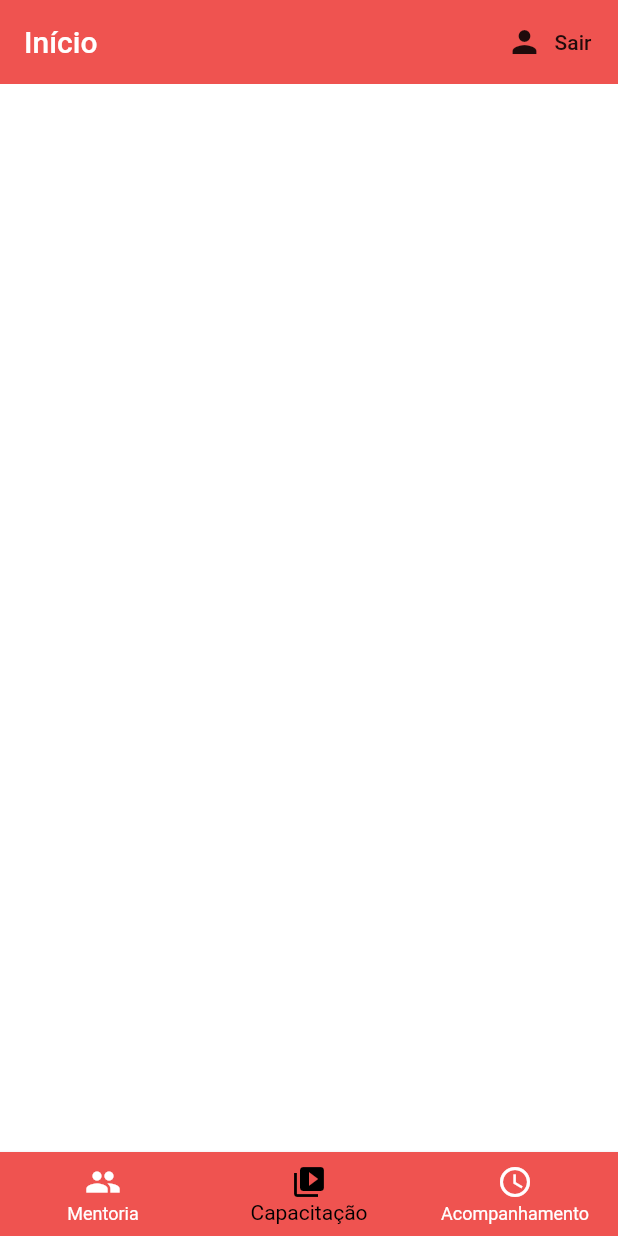
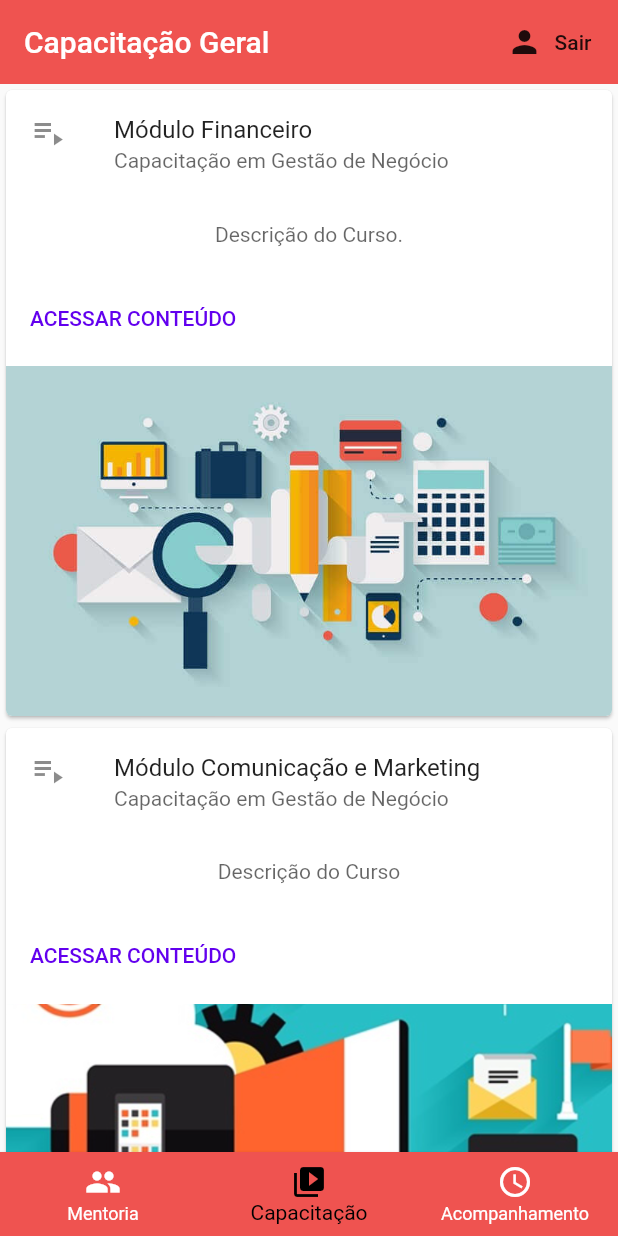
Before and after one commit to rfaelfp/Flutter, a Flutter app: the screen it shows once a user with an empty profile is signed in, on a phone screen of 412 x 824 dp. Run offline on Flutter 3.47's test engine with Material 2 defaults, Android fonts, the phone set to English and light mode, and no system bars; our stand-ins replace firebase_auth, flutter_spinkit; accounts and stored records are empty.

Commit message:
14/11/2020

```diff
--- /dev/null
+++ b/projeto_anima/lib/screens/body/capacitacao/capacitacao.dart
@@ -0,0 +1,37 @@
+import 'package:flutter/material.dart';
+import 'package:projeto_anima/util/card.dart';
+
+class Capacitacao extends StatelessWidget {
+  Widget build(BuildContext context) {
+    return Scaffold(
+      body: ListView(
+        children: [
+          cardCapacitacao(
+              context,
+              'Módulo Financeiro',
+              'Capacitação em Gestão de Negócio',
+              'Descrição do Curso.',
+              'modulo_financeiro.png'),
+          cardCapacitacao(
+              context,
+              'Módulo Comunicação e Marketing',
+              'Capacitação em Gestão de Negócio',
+              'Descrição do Curso',
+              'modulo_comunicacao.png'),
+          cardCapacitacao(
+              context,
+              'Módulo Tecnologia e Inovação',
+              'Capacitação em Gestão de Negócio',
+              'Descrição do Curso',
+              'modulo_tecnologia.jpg'),
+          cardCapacitacao(
+              context,
+              'Módulo Gestão de RH',
+              'Capacitação em Gestão de Negócio',
+              'Descrição do Curso',
+              'modulo_gestao.png'),
+        ],
+      ),
+    );
+  }
+}
--- a/projeto_anima/lib/screens/home/home.dart
+++ b/projeto_anima/lib/screens/home/home.dart
@@ -1,14 +1,31 @@
 import 'package:flutter/material.dart';
 import 'package:projeto_anima/service/auth.dart';
+import 'package:projeto_anima/screens/newpagescreen/newpage.dart';
 
-class Home extends StatelessWidget {
+class Home extends StatefulWidget {
+  @override
+  _HomeState createState() => _HomeState();
+}
+
+class _HomeState extends State<Home> {
   final AuthService _auth = AuthService();
+  int indiceAtual = 1;
+  final List<Widget> _telas = [
+    NewPageScreen(0),
+    NewPageScreen(1),
+    NewPageScreen(2)
+  ];
   @override
   Widget build(BuildContext context) {
     return Scaffold(
       backgroundColor: Colors.white,
       appBar: AppBar(
-        title: Text("Início"),
+        centerTitle: false,
+        title: indiceAtual == 0
+            ? Text('Mentoria Específica')
+            : indiceAtual == 1
+                ? Text('Capacitação Geral')
+                : Text('Acompanhemento do Negócio'),
         backgroundColor: Colors.red[400],
         elevation: 0.0,
         actions: <Widget>[
@@ -20,12 +37,14 @@ class Home extends StatelessWidget {
               label: Text('Sair'))
         ],
       ),
+      body: _telas[indiceAtual],
       bottomNavigationBar: BottomNavigationBar(
         backgroundColor: Colors.red[400],
         unselectedItemColor: Colors.white,
         selectedItemColor: Colors.black,
         elevation: 2.0,
-        currentIndex: 1,
+        currentIndex: indiceAtual,
+        onTap: onTabTapped,
         items: [
           BottomNavigationBarItem(
               icon: Icon(Icons.people), title: Text("Mentoria")),
@@ -37,4 +56,10 @@ class Home extends StatelessWidget {
       ),
     );
   }
+
+  void onTabTapped(int index) {
+    setState(() {
+      indiceAtual = index;
+    });
+  }
 }
--- /dev/null
+++ b/projeto_anima/lib/screens/newpagescreen/newpage.dart
@@ -0,0 +1,15 @@
+import 'package:flutter/material.dart';
+import 'package:projeto_anima/screens/body/capacitacao/capacitacao.dart';
+
+class NewPageScreen extends StatelessWidget {
+  final int index;
+
+  NewPageScreen(this.index);
+
+  @override
+  Widget build(BuildContext context) {
+    return index == 0
+        ? Text('teste')
+        : index == 1 ? Capacitacao() : Text('teste2');
+  }
+}
--- /dev/null
+++ b/projeto_anima/lib/screens/videosCapacitacao/videos_capacitacao.dart
@@ -0,0 +1,24 @@
+import 'package:flutter/material.dart';
+import 'package:projeto_anima/service/auth.dart';
+
+class VideosCapacitacao extends StatefulWidget {
+  final String titulo;
+  VideosCapacitacao({this.titulo});
+  @override
+  _VideosCapacitacaoState createState() => _VideosCapacitacaoState();
+}
+
+class _VideosCapacitacaoState extends State<VideosCapacitacao> {
+  final AuthService _auth = AuthService();
+  @override
+  Widget build(BuildContext context) {
+    return Scaffold(
+      backgroundColor: Colors.white,
+      appBar: AppBar(
+        title: Text(widget.titulo),
+        backgroundColor: Colors.red[400],
+        elevation: 0.0,
+      ),
+    );
+  }
+}
--- /dev/null
+++ b/projeto_anima/lib/util/card.dart
@@ -0,0 +1,47 @@
+import 'package:flutter/material.dart';
+import 'package:projeto_anima/screens/videosCapacitacao/videos_capacitacao.dart';
+
+Card cardCapacitacao(BuildContext context, String titulo,
+    String textoSecundario, String descricao, String imagem) {
+  return Card(
+    clipBehavior: Clip.antiAlias,
+    child: Column(
+      children: [
+        ListTile(
+          leading: Icon(Icons.playlist_play),
+          title: Text(titulo),
+          subtitle: Text(
+            textoSecundario,
+            style: TextStyle(color: Colors.black.withOpacity(0.6)),
+          ),
+        ),
+        Padding(
+          padding: const EdgeInsets.all(16.0),
+          child: Text(
+            descricao,
+            style: TextStyle(color: Colors.black.withOpacity(0.6)),
+          ),
+        ),
+        ButtonBar(
+          alignment: MainAxisAlignment.start,
+          children: [
+            FlatButton(
+              textColor: const Color(0xFF6200EE),
+              onPressed: () {
+                Navigator.push(context, MaterialPageRoute(
+                  builder: (context) {
+                    return VideosCapacitacao(
+                      titulo: titulo,
+                    );
+                  },
+                ));
+              },
+              child: const Text('ACESSAR CONTEÚDO'),
+            ),
+          ],
+        ),
+        Image.asset('assets/images/' + imagem),
+      ],
+    ),
+  );
+}
```
Also changed, not shown: projeto_anima/assets/images/investigacion_de_mercados.jpg (added), projeto_anima/assets/images/modulo_comunicacao.png (added), projeto_anima/assets/images/modulo_financeiro.png (added), projeto_anima/assets/images/modulo_gestao.png (added), projeto_anima/assets/images/modulo_tecnologia.jpg (added), projeto_anima/assets/images/play.png (added).
